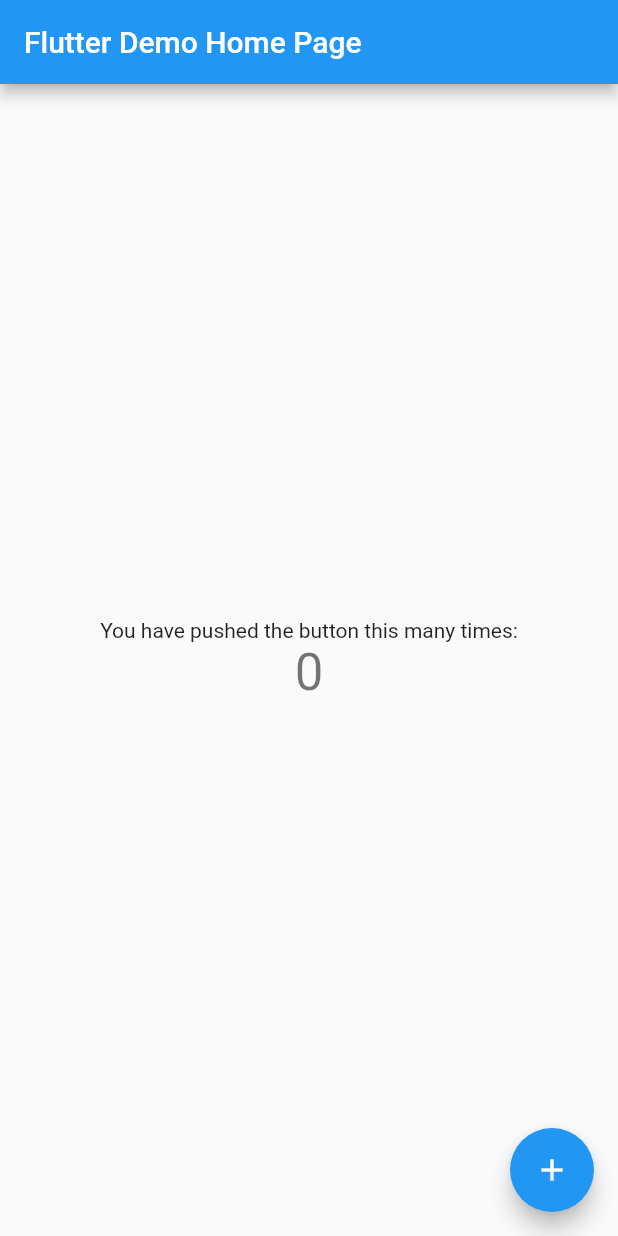
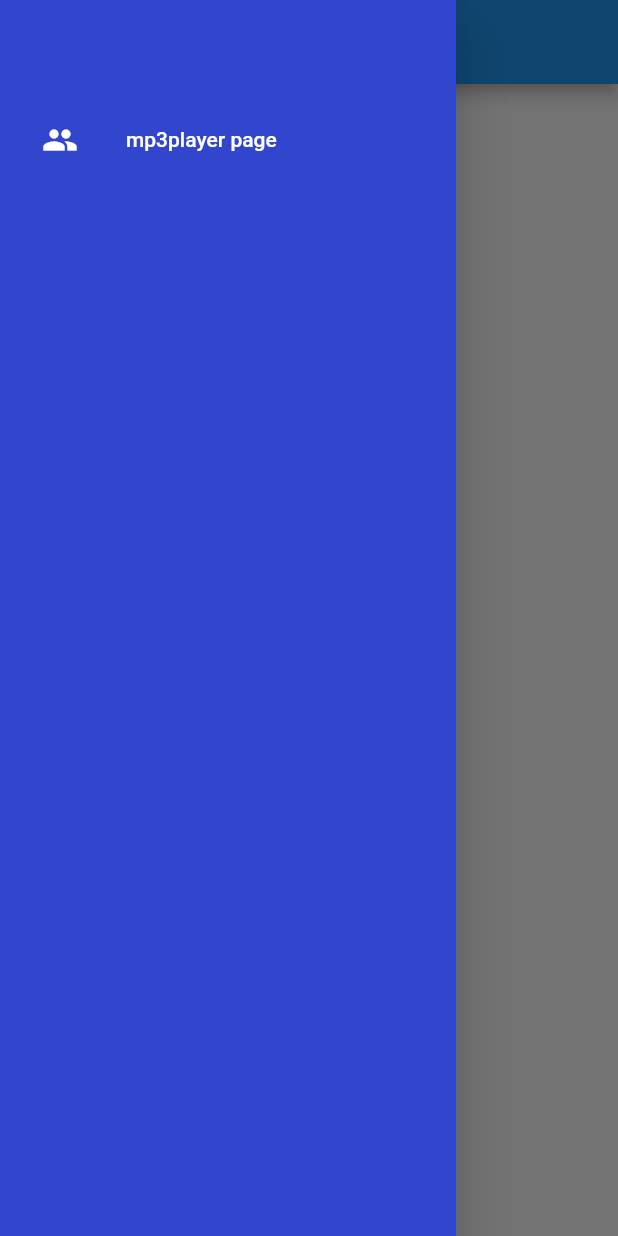
Before and after one commit to Eznopot/EPI_Flutter_I, a Flutter app: the screen it shows after launch, with the side drawer open (before the commit the screen has no drawer), on a phone screen of 412 x 824 dp. Run offline on Flutter 3.47's test engine with Material 2 defaults, Android fonts, the phone set to English and light mode, and no system bars.

Commit message:
Add drawer menu, route manager and mp3 page

```diff
--- /dev/null
+++ b/epi_flutter_1/lib/components/tile_menu.dart
@@ -0,0 +1,28 @@
+import 'package:flutter/cupertino.dart';
+import 'package:flutter/material.dart';
+
+class TileMenu extends StatelessWidget {
+  const TileMenu({
+    Key? key,
+    required this.text,
+    required this.icon,
+    required this.color,
+    required this.hoverColor,
+    required this.onClicked,
+  }) : super(key: key);
+  final IconData icon;
+  final String text;
+  final Color color;
+  final Color hoverColor;
+  final VoidCallback? onClicked;
+
+  @override
+  Widget build(BuildContext context) {
+    return ListTile(
+      leading: Icon(icon, color: color),
+      title: Text(text, style: TextStyle(color: color)),
+      hoverColor: hoverColor,
+      onTap: onClicked,
+    );
+  }
+}
--- a/epi_flutter_1/lib/main.dart
+++ b/epi_flutter_1/lib/main.dart
@@ -1,46 +1,28 @@
+import 'package:epi_flutter_1/routes/routes.dart';
+import 'package:epi_flutter_1/widgets/drawer_menu_widget.dart';
 import 'package:flutter/material.dart';
 
-void main() {
-  runApp(const MyApp());
-}
+void main() => runApp(MyApp());
 
 class MyApp extends StatelessWidget {
   const MyApp({Key? key}) : super(key: key);
-
   // This widget is the root of your application.
   @override
   Widget build(BuildContext context) {
     return MaterialApp(
-      title: 'Flutter Demo',
+      title: 'Flutter I',
+      debugShowCheckedModeBanner: false,
       theme: ThemeData(
-        // This is the theme of your application.
-        //
-        // Try running your application with "flutter run". You'll see the
-        // application has a blue toolbar. Then, without quitting the app, try
-        // changing the primarySwatch below to Colors.green and then invoke
-        // "hot reload" (press "r" in the console where you ran "flutter run",
-        // or simply save your changes to "hot reload" in a Flutter IDE).
-        // Notice that the counter didn't reset back to zero; the application
-        // is not restarted.
         primarySwatch: Colors.blue,
       ),
-      home: const MyHomePage(title: 'Flutter Demo Home Page'),
+      initialRoute: '/',
+      onGenerateRoute: Routes.generateRoute,
     );
   }
 }
 
 class MyHomePage extends StatefulWidget {
   const MyHomePage({Key? key, required this.title}) : super(key: key);
-
-  // This widget is the home page of your application. It is stateful, meaning
-  // that it has a State object (defined below) that contains fields that affect
-  // how it looks.
-
-  // This class is the configuration for the state. It holds the values (in this
-  // case the title) provided by the parent (in this case the App widget) and
-  // used by the build method of the State. Fields in a Widget subclass are
-  // always marked "final".
-
   final String title;
 
   @override
@@ -48,67 +30,20 @@
 }
 
 class _MyHomePageState extends State<MyHomePage> {
-  int _counter = 0;
-
-  void _incrementCounter() {
-    setState(() {
-      // This call to setState tells the Flutter framework that something has
-      // changed in this State, which causes it to rerun the build method below
-      // so that the display can reflect the updated values. If we changed
-      // _counter without calling setState(), then the build method would not be
-      // called again, and so nothing would appear to happen.
-      _counter++;
-    });
-  }
 
   @override
   Widget build(BuildContext context) {
-    // This method is rerun every time setState is called, for instance as done
-    // by the _incrementCounter method above.
-    //
-    // The Flutter framework has been optimized to make rerunning build methods
-    // fast, so that you can just rebuild anything that needs updating rather
-    // than having to individually change instances of widgets.
     return Scaffold(
       appBar: AppBar(
-        // Here we take the value from the MyHomePage object that was created by
-        // the App.build method, and use it to set our appbar title.
         title: Text(widget.title),
       ),
+      drawer: const DrawerMenuWidget(),
       body: Center(
-        // Center is a layout widget. It takes a single child and positions it
-        // in the middle of the parent.
         child: Column(
-          // Column is also a layout widget. It takes a list of children and
-          // arranges them vertically. By default, it sizes itself to fit its
-          // children horizontally, and tries to be as tall as its parent.
-          //
-          // Invoke "debug painting" (press "p" in the console, choose the
-          // "Toggle Debug Paint" action from the Flutter Inspector in Android
-          // Studio, or the "Toggle Debug Paint" command in Visual Studio Code)
-          // to see the wireframe for each widget.
-          //
-          // Column has various properties to control how it sizes itself and
-          // how it positions its children. Here we use mainAxisAlignment to
-          // center the children vertically; the main axis here is the vertical
-          // axis because Columns are vertical (the cross axis would be
-          // horizontal).
           mainAxisAlignment: MainAxisAlignment.center,
           children: <Widget>[
-            const Text(
-              'You have pushed the button this many times:',
-            ),
-            Text(
-              '$_counter',
-              style: Theme.of(context).textTheme.headline4,
-            ),
           ],
         ),
-      ),
-      floatingActionButton: FloatingActionButton(
-        onPressed: _incrementCounter,
-        tooltip: 'Increment',
-        child: const Icon(Icons.add),
       ), // This trailing comma makes auto-formatting nicer for build methods.
     );
   }
--- /dev/null
+++ b/epi_flutter_1/lib/pages/mp3_player_page.dart
@@ -0,0 +1,20 @@
+import 'package:flutter/cupertino.dart';
+import 'package:flutter/material.dart';
+
+class Mp3Player extends StatefulWidget {
+  @override
+  State<Mp3Player> createState() => _Mp3Player();
+}
+
+class _Mp3Player extends State<Mp3Player> {
+  @override
+  Widget build(BuildContext context) {
+    return Scaffold(
+      appBar: AppBar(
+        title: const Text('MP3Player'),
+        centerTitle: true,
+        backgroundColor: Colors.pinkAccent,
+      )
+    );
+  }
+}
--- /dev/null
+++ b/epi_flutter_1/lib/routes/routes.dart
@@ -0,0 +1,31 @@
+import 'package:epi_flutter_1/pages/mp3_player_page.dart';
+import "package:flutter/material.dart";
+import "package:epi_flutter_1/main.dart";
+
+class Routes {
+  static Route<dynamic> generateRoute(RouteSettings settings) {
+    final args = settings.arguments;
+
+    switch (settings.name) {
+      case "/":
+        return MaterialPageRoute(builder: (_) => MyHomePage(title: 'Flutter I',));
+      case "/mp3player":
+        return MaterialPageRoute(builder: (_) => Mp3Player());
+      default:
+        return _errorRoute();
+    }
+  }
+
+  static Route<dynamic> _errorRoute() {
+    return MaterialPageRoute(builder: (_) {
+      return Scaffold(
+        appBar: AppBar(
+            title: const Text("Error")
+        ),
+        body: const Center(
+          child: Text("ERROR in navigation"),
+        ),
+      );
+    });
+  }
+}
--- /dev/null
+++ b/epi_flutter_1/lib/widgets/drawer_menu_widget.dart
@@ -0,0 +1,32 @@
+import 'package:epi_flutter_1/components/tile_menu.dart';
+import 'package:flutter/cupertino.dart';
+import 'package:flutter/material.dart';
+
+class DrawerMenuWidget extends StatelessWidget {
+  final padding = const EdgeInsets.symmetric(horizontal: 12);
+  const DrawerMenuWidget({Key? key}) : super(key: key);
+
+  @override
+  Widget build(BuildContext context) {
+    return Drawer(
+      child: Material(
+        color: const Color.fromRGBO(50, 70, 205, 1),
+        child: ListView(
+          padding: padding,
+          children: <Widget>[
+            const SizedBox(height: 65),
+            TileMenu(
+              text:"mp3player page",
+              icon: Icons.people,
+              color: const Color.fromRGBO(255, 255, 255, 1),
+              hoverColor: const Color.fromRGBO(250, 250, 250, 1),
+              onClicked: () {
+                Navigator.of(context).pushNamed("/mp3player");
+              }
+            ),
+          ],
+        ),
+      ),
+    );
+  }
+}
```
